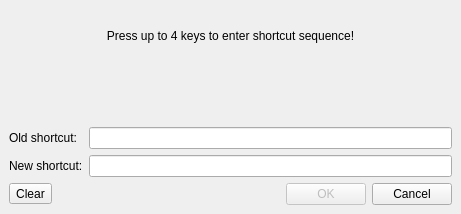
Qt form mscore/mscore/shortcutcapturedialog.ui (musescore/musescore-old) before a commit.
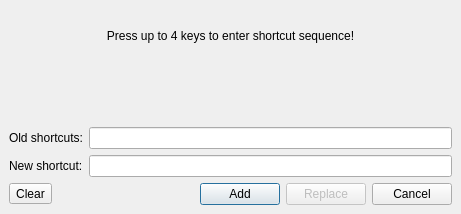
The same form after that commit.

Diff of the .ui file:
```diff
--- a/mscore/mscore/shortcutcapturedialog.ui
+++ b/mscore/mscore/shortcutcapturedialog.ui
@@ -39,10 +39,10 @@
      </property>
     </widget>
    </item>
-   <item row="2" column="0" >
-    <widget class="QLabel" name="oshrtTextLabel" >
-     <property name="text" >
-      <string>Old shortcut:</string>
+   <item row="2" column="0">
+    <widget class="QLabel" name="oshrtTextLabel">
+     <property name="text">
+      <string>Old shortcuts:</string>
      </property>
     </widget>
    </item>
@@ -96,12 +96,19 @@
       </spacer>
      </item>
      <item>
-      <widget class="QPushButton" name="okButton" >
-       <property name="enabled" >
+      <widget class="QPushButton" name="addButton">
+       <property name="text">
+        <string>Add</string>
+       </property>
+      </widget>
+     </item>
+     <item>
+      <widget class="QPushButton" name="replaceButton">
+       <property name="enabled">
         <bool>false</bool>
        </property>
-       <property name="text" >
-        <string>OK</string>
+       <property name="text">
+        <string>Replace</string>
        </property>
        <property name="shortcut" >
         <string/>
@@ -122,7 +129,7 @@
    </item>
   </layout>
  </widget>
- <layoutdefault spacing="6" margin="11" />
+ <layoutdefault spacing="6" margin="11"/>
  <pixmapfunction>qPixmapFromMimeSource</pixmapfunction>
  <resources/>
  <connections>
```
Left out of the diff: 97 changed lines with no effect on the pictures.
